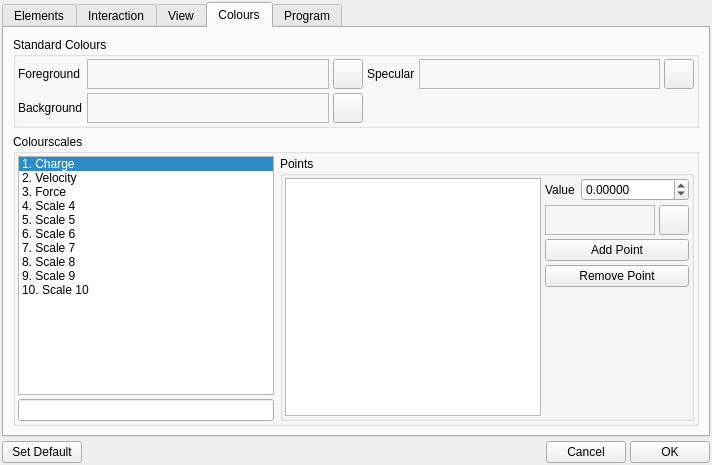
Before: the Qt Designer form src/gui/prefs.ui in trisyoungs/aten, drawn with Qt 5.
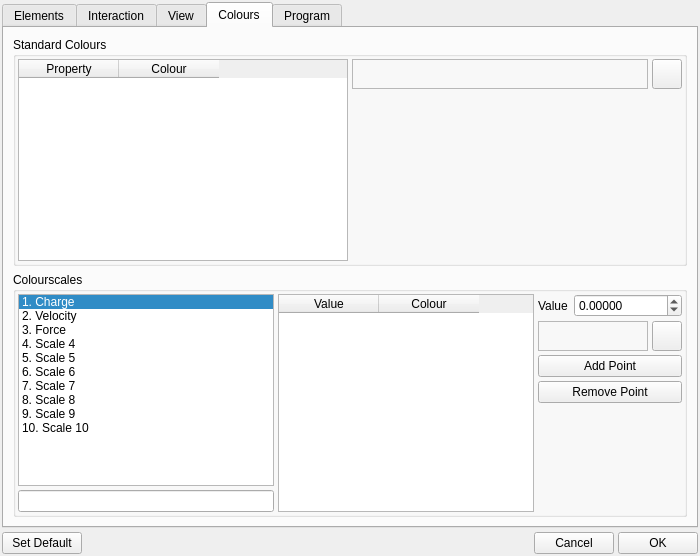
After: the same form once the commit is applied. The open tabs and pages were chosen to show the change. Icons and pictures are not drawn. Custom widgets are drawn as their Qt base class.

Patch:
```diff
--- a/src/gui/prefs.ui
+++ b/src/gui/prefs.ui
@@ -6,7 +6,7 @@
     <x>0</x>
     <y>0</y>
     <width>432</width>
-    <height>465</height>
+    <height>556</height>
    </rect>
   </property>
   <property name="sizePolicy" >
@@ -20,7 +20,7 @@
   <property name="maximumSize" >
    <size>
     <width>432</width>
-    <height>3600</height>
+    <height>560</height>
    </size>
   </property>
   <property name="baseSize" >
@@ -2222,7 +2222,7 @@
          <property name="sizePolicy" >
           <sizepolicy>
            <hsizetype>1</hsizetype>
-           <vsizetype>1</vsizetype>
+           <vsizetype>3</vsizetype>
            <horstretch>0</horstretch>
            <verstretch>0</verstretch>
           </sizepolicy>
@@ -2238,92 +2238,54 @@
            <number>4</number>
           </property>
           <item>
-           <layout class="QGridLayout" >
-            <property name="margin" >
-             <number>0</number>
-            </property>
-            <property name="spacing" >
-             <number>4</number>
-            </property>
-            <item row="0" column="0" >
-             <widget class="QLabel" name="label_2" >
-              <property name="text" >
-               <string>Foreground</string>
-              </property>
-             </widget>
-            </item>
-            <item row="1" column="1" >
-             <layout class="QHBoxLayout" >
-              <property name="margin" >
-               <number>0</number>
-              </property>
-              <property name="spacing" >
-               <number>4</number>
-              </property>
-              <item>
-               <widget class="TColourFrame" name="BackgroundColourFrame" >
+           <widget class="QTableWidget" name="StandardColoursTable" >
                 <property name="sizePolicy" >
                  <sizepolicy>
                   <hsizetype>7</hsizetype>
-                  <vsizetype>5</vsizetype>
+              <vsizetype>3</vsizetype>
                   <horstretch>0</horstretch>
                   <verstretch>0</verstretch>
                  </sizepolicy>
                 </property>
                 <property name="minimumSize" >
                  <size>
-                  <width>16</width>
-                  <height>16</height>
-                 </size>
-                </property>
-                <property name="frameShape" >
-                 <enum>QFrame::StyledPanel</enum>
-                </property>
-                <property name="frameShadow" >
-                 <enum>QFrame::Raised</enum>
-                </property>
-               </widget>
-              </item>
-              <item>
-               <widget class="QPushButton" name="BackgroundColourButton" >
-                <property name="sizePolicy" >
-                 <sizepolicy>
-                  <hsizetype>5</hsizetype>
-                  <vsizetype>5</vsizetype>
-                  <horstretch>0</horstretch>
-                  <verstretch>0</verstretch>
-                 </sizepolicy>
-                </property>
-                <property name="minimumSize" >
-                 <size>
-                  <width>30</width>
-                  <height>30</height>
-                 </size>
-                </property>
-                <property name="maximumSize" >
-                 <size>
-                  <width>30</width>
-                  <height>30</height>
-                 </size>
-                </property>
+              <width>0</width>
+              <height>32</height>
+             </size>
+            </property>
+            <property name="editTriggers" >
+             <set>QAbstractItemView::NoEditTriggers</set>
+            </property>
+            <property name="selectionMode" >
+             <enum>QAbstractItemView::SingleSelection</enum>
+            </property>
+            <property name="selectionBehavior" >
+             <enum>QAbstractItemView::SelectRows</enum>
+            </property>
+            <property name="showGrid" >
+             <bool>false</bool>
+            </property>
+            <column>
                 <property name="text" >
-                 <string/>
-                </property>
-                <property name="icon" >
-                 <iconset resource="icons.qrc" >:/basic/icons/basic_colour.svg</iconset>
-                </property>
-               </widget>
-              </item>
-             </layout>
-            </item>
-            <item row="1" column="0" >
-             <widget class="QLabel" name="label_3" >
+              <string>Property</string>
+             </property>
+            </column>
+            <column>
               <property name="text" >
-               <string>Background</string>
-              </property>
-             </widget>
-            </item>
-            <item row="0" column="1" >
+              <string>Colour</string>
+             </property>
+            </column>
+           </widget>
+          </item>
+          <item>
+           <layout class="QVBoxLayout" >
+            <property name="margin" >
+             <number>0</number>
+            </property>
+            <property name="spacing" >
+             <number>6</number>
+            </property>
+            <item>
              <layout class="QHBoxLayout" >
               <property name="margin" >
                <number>0</number>
@@ -2332,7 +2294,7 @@
                <number>4</number>
               </property>
               <item>
-               <widget class="TColourFrame" name="ForegroundColourFrame" >
+               <widget class="TColourFrame" name="StandardColoursFrame" >
                 <property name="sizePolicy" >
                  <sizepolicy>
                   <hsizetype>7</hsizetype>
@@ -2343,7 +2305,7 @@
                 </property>
                 <property name="minimumSize" >
                  <size>
-                  <width>16</width>
+                  <width>32</width>
                   <height>16</height>
                  </size>
                 </property>
@@ -2356,7 +2318,7 @@
                </widget>
               </item>
               <item>
-               <widget class="QPushButton" name="ForegroundColourButton" >
+               <widget class="QPushButton" name="StandardColoursButton" >
                 <property name="sizePolicy" >
                  <sizepolicy>
                   <hsizetype>5</hsizetype>
@@ -2387,76 +2349,21 @@
               </item>
              </layout>
             </item>
-            <item row="0" column="2" >
-             <widget class="QLabel" name="label_4" >
-              <property name="text" >
-               <string>Specular</string>
-              </property>
-             </widget>
-            </item>
-            <item row="0" column="3" >
-             <layout class="QHBoxLayout" >
-              <property name="margin" >
-               <number>0</number>
-              </property>
-              <property name="spacing" >
-               <number>4</number>
-              </property>
               <item>
-               <widget class="TColourFrame" name="SpecularColourFrame" >
-                <property name="sizePolicy" >
-                 <sizepolicy>
-                  <hsizetype>7</hsizetype>
-                  <vsizetype>5</vsizetype>
-                  <horstretch>0</horstretch>
-                  <verstretch>0</verstretch>
-                 </sizepolicy>
-                </property>
-                <property name="minimumSize" >
-                 <size>
-                  <width>16</width>
-                  <height>16</height>
-                 </size>
-                </property>
-                <property name="frameShape" >
-                 <enum>QFrame::StyledPanel</enum>
-                </property>
-                <property name="frameShadow" >
-                 <enum>QFrame::Raised</enum>
-                </property>
-               </widget>
-              </item>
-              <item>
-               <widget class="QPushButton" name="SpecularColourButton" >
-                <property name="sizePolicy" >
-                 <sizepolicy>
-                  <hsizetype>5</hsizetype>
-                  <vsizetype>5</vsizetype>
-                  <horstretch>0</horstretch>
-                  <verstretch>0</verstretch>
-                 </sizepolicy>
-                </property>
-                <property name="minimumSize" >
+             <spacer>
+              <property name="orientation" >
+               <enum>Qt::Vertical</enum>
+              </property>
+              <property name="sizeType" >
+               <enum>QSizePolicy::MinimumExpanding</enum>
+              </property>
+              <property name="sizeHint" >
                  <size>
-                  <width>30</width>
-                  <height>30</height>
-                 </size>
-                </property>
-                <property name="maximumSize" >
-                 <size>
-                  <width>30</width>
-                  <height>30</height>
-                 </size>
-                </property>
-                <property name="text" >
-                 <string/>
-                </property>
-                <property name="icon" >
-                 <iconset resource="icons.qrc" >:/basic/icons/basic_colour.svg</iconset>
-                </property>
-               </widget>
-              </item>
-             </layout>
+                <width>20</width>
+                <height>40</height>
+               </size>
+              </property>
+             </spacer>
             </item>
            </layout>
           </item>
@@ -2476,14 +2383,6 @@
            <number>4</number>
           </property>
           <item>
-           <layout class="QHBoxLayout" >
-            <property name="margin" >
-             <number>0</number>
-            </property>
-            <property name="spacing" >
-             <number>6</number>
-            </property>
-            <item>
              <layout class="QVBoxLayout" >
               <property name="margin" >
                <number>0</number>
@@ -2501,6 +2400,12 @@
                   <verstretch>0</verstretch>
                  </sizepolicy>
                 </property>
+              <property name="minimumSize" >
+               <size>
+                <width>128</width>
+                <height>0</height>
+               </size>
+              </property>
                 <property name="currentRow" >
                  <number>0</number>
                 </property>
@@ -2562,35 +2467,30 @@
              </layout>
             </item>
             <item>
-             <widget class="QGroupBox" name="PointsGroup" >
-              <property name="sizePolicy" >
-               <sizepolicy>
-                <hsizetype>7</hsizetype>
-                <vsizetype>5</vsizetype>
-                <horstretch>0</horstretch>
-                <verstretch>0</verstretch>
-               </sizepolicy>
-              </property>
-              <property name="title" >
-               <string>Points</string>
-              </property>
-              <layout class="QHBoxLayout" >
-               <property name="margin" >
-                <number>2</number>
-               </property>
-               <property name="spacing" >
-                <number>4</number>
-               </property>
-               <item>
-                <layout class="QHBoxLayout" >
-                 <property name="margin" >
-                  <number>0</number>
-                 </property>
-                 <property name="spacing" >
-                  <number>4</number>
-                 </property>
-                 <item>
-                  <widget class="QListWidget" name="ScalePointsList" />
+           <widget class="QTableWidget" name="ScalePointsTable" >
+            <property name="editTriggers" >
+             <set>QAbstractItemView::NoEditTriggers</set>
+            </property>
+            <property name="selectionMode" >
+             <enum>QAbstractItemView::SingleSelection</enum>
+            </property>
+            <property name="selectionBehavior" >
+             <enum>QAbstractItemView::SelectRows</enum>
+            </property>
+            <property name="showGrid" >
+             <bool>false</bool>
+            </property>
+            <column>
+             <property name="text" >
+              <string>Value</string>
+             </property>
+            </column>
+            <column>
+             <property name="text" >
+              <string>Colour</string>
+             </property>
+            </column>
+           </widget>
                  </item>
                  <item>
                   <layout class="QVBoxLayout" >
@@ -2740,13 +2640,6 @@
                       </size>
                      </property>
                     </spacer>
-                   </item>
-                  </layout>
-                 </item>
-                </layout>
-               </item>
-              </layout>
-             </widget>
             </item>
            </layout>
           </item>
```
Left out of the diff: 5 changed lines with no effect on the pictures. Lines whose indentation alone changed are shown as unchanged.
